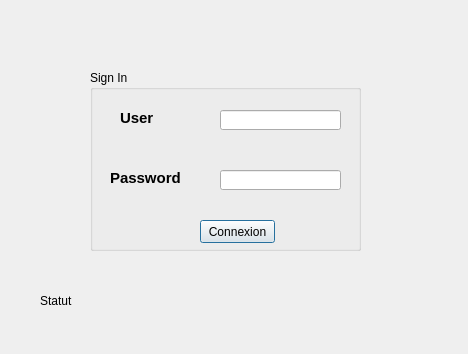
Old version of the form FaceRecognition/logindialog.ui in the repository idriss92/FaceRecognition.
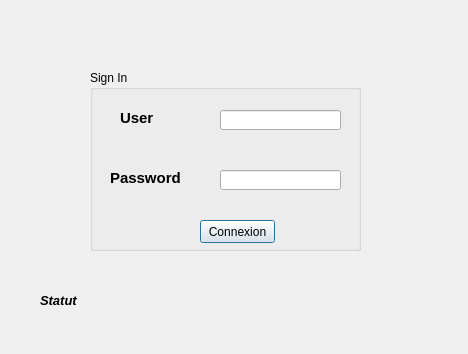
New version of the form.

```diff
--- a/FaceRecognition/logindialog.ui
+++ b/FaceRecognition/logindialog.ui
@@ -107,10 +107,18 @@
     <rect>
      <x>40</x>
      <y>290</y>
-     <width>111</width>
+     <width>261</width>
      <height>21</height>
     </rect>
    </property>
+   <property name="font">
+    <font>
+     <pointsize>10</pointsize>
+     <weight>75</weight>
+     <italic>true</italic>
+     <bold>true</bold>
+    </font>
+   </property>
    <property name="text">
     <string>Statut</string>
    </property>
```
Left out of the diff: 3 changed lines with no effect on the pictures.
